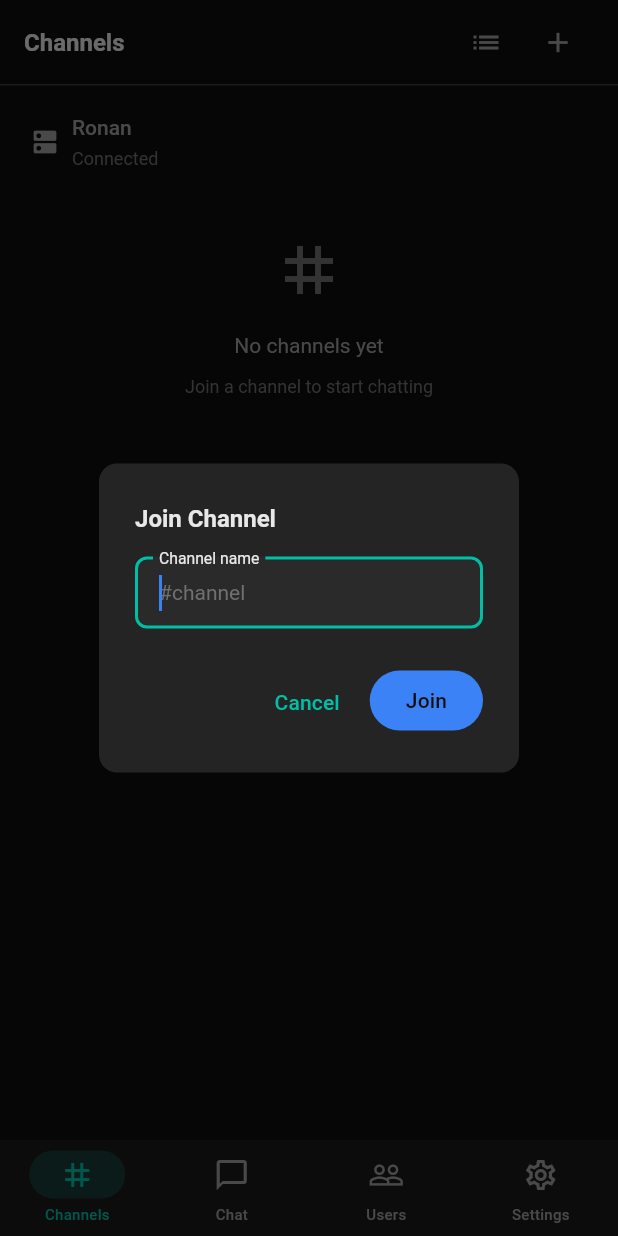
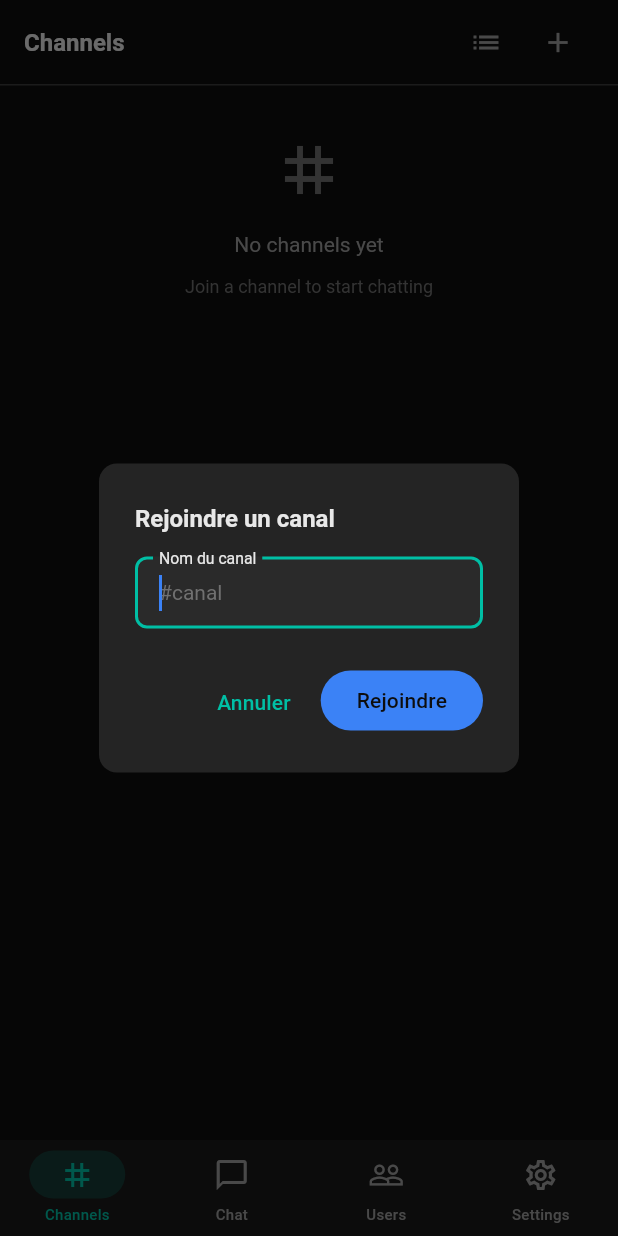
Before and after one commit to ronalove/conduit, a Flutter app: the LayoutDemo screen opened directly, after a tap on the "add" icon, on a phone screen of 412 x 824 dp. Run offline on Flutter 3.47's test engine with Material 3 defaults, Android fonts, the phone set to English and light mode, and no system bars; our stand-ins replace drift, drift_flutter, equatable, flutter_riverpod, flutter_secure_storage, shared_preferences; missing offline and left inert: bitsdojo_window; accounts and stored records are empty; generated files the repository leaves out were written again; Roboto replaces fonts that are missing (SF Mono); statements that could not run were skipped.

Commit message:
refactor: rename application from Conduit to Knights Network
Renamed all user-visible references to the new app name:
- Platform configs (macOS, Windows, iOS, Android)
- App titles and UI labels
- Documentation (README, CLAUDE.md, USER_MANUAL)

Bundle identifiers and package names remain unchanged.

🤖 Generated with [Claude Code](https://claude.com/claude-code)

Co-Authored-By: Claude Opus 4.5 <noreply@anthropic.com>

```diff
--- a/lib/features/auth/screens/login_screen.dart
+++ b/lib/features/auth/screens/login_screen.dart
@@ -119,7 +119,7 @@ class _LoginScreenState extends ConsumerState<LoginScreen> {
         ),
         AppSpacing.gapVerticalLg,
         Text(
-          'Conduit',
+          'Knights Network',
           style: AppTextStyles.displayLarge,
         ),
         AppSpacing.gapVerticalXs,
--- a/lib/features/settings/screens/settings_screen.dart
+++ b/lib/features/settings/screens/settings_screen.dart
@@ -192,7 +192,7 @@ class SettingsScreen extends ConsumerWidget {
                 onTap: () {
                   showLicensePage(
                     context: context,
-                    applicationName: 'Conduit',
+                    applicationName: 'Knights Network',
                     applicationVersion: '1.0.0',
                   );
                 },
@@ -200,7 +200,7 @@ class SettingsScreen extends ConsumerWidget {
               _buildDivider(),
               _SettingsTile(
                 title: 'Source Code',
-                subtitle: 'github.com/r9r-dev/conduit',
+                subtitle: 'github.com/r9r-dev/knights-network',
                 icon: Icons.code,
               ),
             ],
--- a/lib/main.dart
+++ b/lib/main.dart
@@ -10,6 +10,7 @@ import 'features/channels/channels.dart';
 import 'features/chat/chat.dart';
 import 'features/chat/providers/messages_provider.dart';
 import 'features/connection/connection.dart';
+import 'features/connection/widgets/irc_logs_view.dart';
 import 'features/settings/settings.dart';
 import 'features/settings/providers/window_geometry_provider.dart';
 import 'features/users/users.dart';
@@ -52,7 +53,7 @@ class ConduitApp extends ConsumerWidget {
     final themeState = ref.watch(themeProvider);
 
     return MaterialApp(
-      title: 'Conduit',
+      title: 'Knights Network',
       debugShowCheckedModeBanner: false,
       theme: themeState.themeData,
       home: const _DesktopWrapper(child: AuthGate()),
@@ -101,6 +102,22 @@ class _DesktopWrapperState extends ConsumerState<_DesktopWrapper>
         state == AppLifecycleState.detached) {
       _saveGeometry();
     }
+
+    // Disconnect IRC session when app is closing
+    if (state == AppLifecycleState.detached) {
+      _disconnectSession();
+    }
+  }
+
+  Future<void> _disconnectSession() async {
+    print('[Knights Network] Fermeture de l\'application...');
+    try {
+      await ref.read(ircSessionProvider.notifier).endSession();
+      print('[Knights Network] Session IRC déconnectée.');
+    } catch (_) {
+      // Ignore errors during shutdown
+    }
+    print('[Knights Network] Au revoir !');
   }
 
   void _saveGeometry() {
@@ -192,6 +209,7 @@ class LayoutDemo extends ConsumerStatefulWidget {
 
 class _LayoutDemoState extends ConsumerState<LayoutDemo> {
   bool _showSettings = false;
+  bool _showLogs = false;
 
   @override
   Widget build(BuildContext context) {
@@ -214,9 +232,6 @@ class _LayoutDemoState extends ConsumerState<LayoutDemo> {
       Future.microtask(() => messagesNotifier.loadChannelMessages(selectedChannelName));
     }
 
-    // Get server name from session or config
-    final serverName = session.serverName ?? 'Ronan';
-
     // Show settings screen
     if (_showSettings) {
       return SettingsScreen(
@@ -238,12 +253,15 @@ class _LayoutDemoState extends ConsumerState<LayoutDemo> {
                   channels: channels,
                   privateMessages: const [], // TODO: implement DMs
                   selectedChannel: selectedChannelName,
-                  serverName: serverName,
                   onChannelTap: (name, type) {
                     if (type == ChannelType.channel) {
                       channelsNotifier.selectChannel(name);
                       channelsNotifier.markAsRead(name);
                       messagesNotifier.markChannelAsRead(name);
+                      // Fermer les logs si ouverts
+                      if (_showLogs) {
+                        setState(() => _showLogs = false);
+                      }
                     }
                   },
                   onLeaveChannel: (name) {
@@ -257,22 +275,69 @@ class _LayoutDemoState extends ConsumerState<LayoutDemo> {
                   },
                 ),
               ),
-              // Settings button at bottom of sidebar
+              // Bottom bar with server status and settings
               Container(
                 decoration: const BoxDecoration(
                   border: Border(top: BorderSide(color: AppColors.divider)),
                 ),
-                child: ListTile(
-                  leading: const Icon(Icons.settings, size: 20),
-                  title: const Text('Settings'),
-                  dense: true,
-                  onTap: () => setState(() => _showSettings = true),
+                padding: const EdgeInsets.symmetric(horizontal: AppSpacing.md, vertical: AppSpacing.sm),
+                child: Row(
+                  children: [
+                    // Server status indicator
+                    GestureDetector(
+                      onTap: () => setState(() => _showLogs = !_showLogs),
+                      child: Row(
+                        mainAxisSize: MainAxisSize.min,
+                        children: [
+                          Container(
+                            width: 10,
+                            height: 10,
+                            decoration: BoxDecoration(
+                              shape: BoxShape.circle,
+                              color: session.isReady ? AppColors.success : AppColors.error,
+                            ),
+                          ),
+                          const SizedBox(width: AppSpacing.sm),
+                          Text(
+                            'ronan.lol',
+                            style: AppTextStyles.bodySmall.copyWith(
+                              color: AppColors.textSecondary,
                             ),
                           ),
                         ],
                       ),
-          chatArea: ChatScreen(
-            channelName: selectedChannelName ?? 'No channel selected',
+                    ),
+                    const Spacer(),
+                    // Settings button
+                    InkWell(
+                      onTap: () => setState(() => _showSettings = true),
+                      borderRadius: BorderRadius.circular(4),
+                      child: Padding(
+                        padding: const EdgeInsets.symmetric(horizontal: AppSpacing.sm, vertical: AppSpacing.xs),
+                        child: Row(
+                          mainAxisSize: MainAxisSize.min,
+                          children: [
+                            const Icon(Icons.settings, size: 18, color: AppColors.textSecondary),
+                            const SizedBox(width: AppSpacing.xs),
+                            Text(
+                              'Paramètres',
+                              style: AppTextStyles.bodySmall.copyWith(
+                                color: AppColors.textSecondary,
+                              ),
+                            ),
+                          ],
+                        ),
+                      ),
+                    ),
+                  ],
+                ),
+              ),
+            ],
+          ),
+          chatArea: _showLogs
+              ? _buildLogsView()
+              : ChatScreen(
+                  channelName: selectedChannelName ?? 'Aucun canal sélectionné',
                   topic: selectedTopic,
                   messages: messagesState?.messages ?? [],
                   isLoadingHistory: messagesState?.isLoadingHistory ?? false,
@@ -297,6 +362,45 @@ class _LayoutDemoState extends ConsumerState<LayoutDemo> {
     );
   }
 
+  Widget _buildLogsView() {
+    final logs = ref.watch(ircLogsProvider);
+
+    return Column(
+      children: [
+        // Header
+        Container(
+          height: AppSpacing.appBarHeight,
+          padding: AppSpacing.paddingHorizontalLg,
+          decoration: const BoxDecoration(
+            border: Border(bottom: BorderSide(color: AppColors.divider)),
+          ),
+          child: Row(
+            children: [
+              const Icon(Icons.terminal, size: 20, color: AppColors.textSecondary),
+              const SizedBox(width: AppSpacing.sm),
+              Text(
+                'Logs IRC',
+                style: AppTextStyles.headlineMedium,
+              ),
+              const Spacer(),
+              Text(
+                '${logs.length} lignes',
+                style: AppTextStyles.bodySmall.copyWith(color: AppColors.textTertiary),
+              ),
+            ],
+          ),
+        ),
+        // Logs content
+        Expanded(
+          child: Container(
+            color: AppColors.surfaceContainer,
+            child: IrcLogsView(logs: logs),
+          ),
+        ),
+      ],
+    );
+  }
+
   void _showJoinChannelDialog(BuildContext context) {
     final controller = TextEditingController();
     final channelsNotifier = ref.read(channelsProvider.notifier);
@@ -304,13 +408,13 @@ class _LayoutDemoState extends ConsumerState<LayoutDemo> {
     showDialog(
       context: context,
       builder: (context) => AlertDialog(
-        title: const Text('Join Channel'),
+        title: const Text('Rejoindre un canal'),
         content: TextField(
           controller: controller,
           autofocus: true,
           decoration: const InputDecoration(
-            hintText: '#channel',
-            labelText: 'Channel name',
+            hintText: '#canal',
+            labelText: 'Nom du canal',
           ),
           onSubmitted: (value) {
             if (value.isNotEmpty) {
@@ -323,7 +427,7 @@ class _LayoutDemoState extends ConsumerState<LayoutDemo> {
         actions: [
           TextButton(
             onPressed: () => Navigator.of(context).pop(),
-            child: const Text('Cancel'),
+            child: const Text('Annuler'),
           ),
           FilledButton(
             onPressed: () {
@@ -334,7 +438,7 @@ class _LayoutDemoState extends ConsumerState<LayoutDemo> {
                 Navigator.of(context).pop();
               }
             },
-            child: const Text('Join'),
+            child: const Text('Rejoindre'),
           ),
         ],
       ),
@@ -363,7 +467,6 @@ class _MobilePlaceholder extends ConsumerWidget {
     // Watch channel providers
     final channels = ref.watch(channelListProvider);
     final selectedChannel = ref.watch(selectedChannelProvider);
-    final session = ref.watch(ircSessionProvider);
     final channelsNotifier = ref.read(channelsProvider.notifier);
     final messagesNotifier = ref.read(messagesProvider.notifier);
 
@@ -372,7 +475,6 @@ class _MobilePlaceholder extends ConsumerWidget {
 
     final selectedChannelName = selectedChannel?.name;
     final selectedTopic = selectedChannel?.topicText;
-    final serverName = session.serverName ?? 'Ronan';
 
     // Load messages when channel is selected
     if (selectedChannelName != null && messagesState == null) {
@@ -384,7 +486,6 @@ class _MobilePlaceholder extends ConsumerWidget {
         channels: channels,
         privateMessages: const [], // TODO: implement DMs
         selectedChannel: selectedChannelName,
-        serverName: serverName,
         onChannelTap: (name, type) {
           if (type == ChannelType.channel) {
             channelsNotifier.selectChannel(name);
@@ -403,7 +504,7 @@ class _MobilePlaceholder extends ConsumerWidget {
         },
       ),
       chatPage: ChatScreen(
-        channelName: selectedChannelName ?? 'No channel selected',
+        channelName: selectedChannelName ?? 'Aucun canal sélectionné',
         topic: selectedTopic,
         messages: messagesState?.messages ?? [],
         isLoadingHistory: messagesState?.isLoadingHistory ?? false,
@@ -438,13 +539,13 @@ class _MobilePlaceholder extends ConsumerWidget {
     showDialog(
       context: context,
       builder: (context) => AlertDialog(
-        title: const Text('Join Channel'),
+        title: const Text('Rejoindre un canal'),
         content: TextField(
           controller: controller,
           autofocus: true,
           decoration: const InputDecoration(
-            hintText: '#channel',
-            labelText: 'Channel name',
+            hintText: '#canal',
+            labelText: 'Nom du canal',
           ),
           onSubmitted: (value) {
             if (value.isNotEmpty) {
@@ -457,7 +558,7 @@ class _MobilePlaceholder extends ConsumerWidget {
         actions: [
           TextButton(
             onPressed: () => Navigator.of(context).pop(),
-            child: const Text('Cancel'),
+            child: const Text('Annuler'),
           ),
           FilledButton(
             onPressed: () {
@@ -468,7 +569,7 @@ class _MobilePlaceholder extends ConsumerWidget {
                 Navigator.of(context).pop();
               }
             },
-            child: const Text('Join'),
+            child: const Text('Rejoindre'),
           ),
         ],
       ),
@@ -510,7 +611,7 @@ class _ThemeShowcaseState extends State<ThemeShowcase> {
   Widget build(BuildContext context) {
     return Scaffold(
       appBar: AppBar(
-        title: const Text('Conduit Theme'),
+        title: const Text('Knights Network Theme'),
         actions: [
           IconButton(
             icon: const Icon(Icons.settings),
```
Also changed, not shown: 7 other files. Lines whose indentation alone changed are shown as unchanged.
